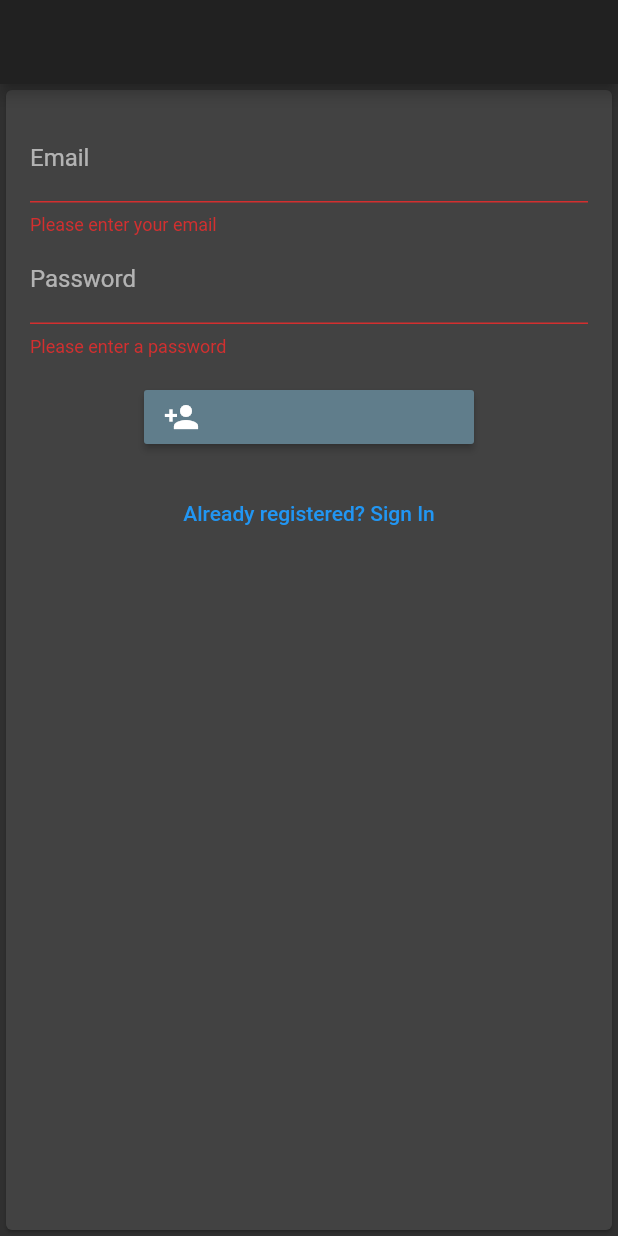
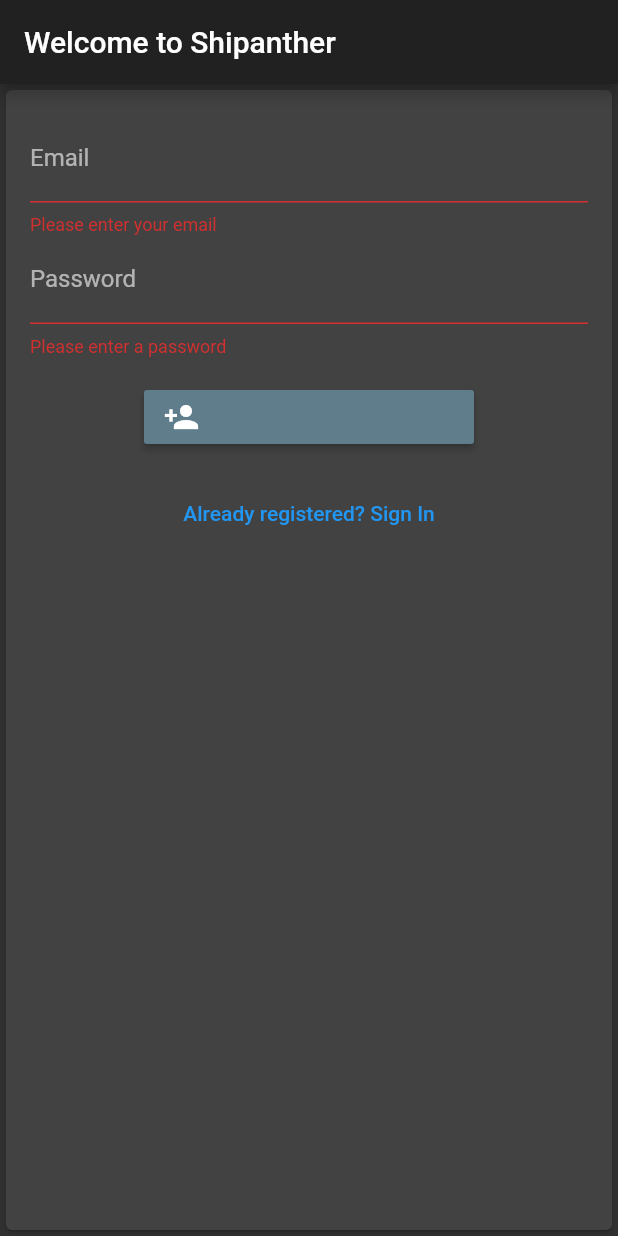
Before and after one commit to bigpanther/shipanther, a Flutter app: the screen it shows after launch, after a tap on the "verified user" icon, after a tap on "Not registered? Register now", on a phone screen of 412 x 824 dp. Run offline on Flutter 3.47's test engine with Material 2 defaults, Android fonts, the phone set to English and light mode, and no system bars; our stand-ins replace bloc, firebase_auth, firebase_core, flutter_bloc, flutter_signin_button, rxdart and 1 more; missing offline and left inert: enum_to_string, key_value_store, key_value_store_flutter, openapi_dart_common, smart_select, trober_sdk; accounts and stored records are empty.

Commit message:
handle all states and prep for logout

```diff
--- a/lib/bloc/auth_bloc.dart
+++ b/lib/bloc/auth_bloc.dart
@@ -40,5 +40,9 @@ class AuthBloc extends Bloc<AuthEvent, AuthState> {
     if (event is AuthTypeOtherRequest) {
       yield AuthRequested(event.authType.other);
     }
+    if (event is AuthLogout) {
+      await authRepository.logout();
+      yield AuthInitial();
+    }
   }
 }
--- a/lib/bloc/auth_event.dart
+++ b/lib/bloc/auth_event.dart
@@ -11,9 +11,9 @@ class AuthTypeOtherRequest extends AuthEvent {
   const AuthTypeOtherRequest(this.authType) : super(authType);
 }
 
-// class AuthRequestSignIn extends AuthEvent {
-//   const AuthRequestSignIn() : super(AuthTypeSelector.signIn);
-// }
+class AuthLogout extends AuthEvent {
+  const AuthLogout() : super(AuthTypeSelector.signIn);
+}
 
 class AuthRegister extends AuthEvent {
   final String username;
--- a/lib/data/auth/auth_repository.dart
+++ b/lib/data/auth/auth_repository.dart
@@ -7,4 +7,5 @@ abstract class AuthRepository {
   Future<User> fetchAuthUser(String username, String password);
   Future<User> registerUser(String username, String password);
   User loggedInUser();
+  Future<void> logout();
 }
--- a/lib/data/auth/firebase_auth_repository.dart
+++ b/lib/data/auth/firebase_auth_repository.dart
@@ -39,6 +39,11 @@ class FireBaseAuthRepository extends AuthRepository {
     _loggedInUser = user;
     return user;
   }
+
+  @override
+  Future<void> logout() {
+    _loggedInUser = null;
+  }
 }
 
 class AuthenticationException implements Exception {}
--- a/lib/screens/signin_or_register_page.dart
+++ b/lib/screens/signin_or_register_page.dart
@@ -13,7 +13,11 @@ import 'package:shipanther/tasks_repository_local_storage/repository.dart';
 class SignInOrRegistrationPage extends StatelessWidget {
   @override
   Widget build(BuildContext context) {
-    return BlocConsumer<AuthBloc, AuthState>(
+    return Scaffold(
+      appBar: AppBar(
+        title: Text("Welcome to Shipanther"),
+      ),
+      body: BlocConsumer<AuthBloc, AuthState>(
         listener: (context, state) async {
           if (state is AuthError) {
             Scaffold.of(context).showSnackBar(SnackBar(
@@ -40,19 +44,18 @@ class SignInOrRegistrationPage extends StatelessWidget {
           }
         },
         builder: (context, state) {
-        return Scaffold(
-          appBar: AppBar(
-            title: Text(state.authType.text),
+          return _body(context, state);
+        },
       ),
-          body: _body(context, state),
-        );
-      },
     );
   }
 
   Widget _body(BuildContext context, AuthState state) {
-    if (state is AuthRequested || state is AuthInitial) {
+    if (state is AuthRequested || state is AuthInitial || state is AuthError) {
       return SignInOrRegistrationForm(state.authType);
+    }
+    if (state is AuthFinished) {
+      return Container();
     }
     if (state is AuthLoading) {
       return const Center(child: const CircularProgressIndicator());
@@ -155,48 +158,4 @@ class _SignInOrRegistrationFormState extends State<SignInOrRegistrationForm> {
   void dispose() {
     super.dispose();
   }
-
-  // Future<bool> _register(BuildContext context, String username, String password) async {
-  //   try {
-  //     final User user = (
-  //     if (user != null) {
-  //       return true;
-  //     }
-  //   } catch (e) {
-  //     print(e);
-  //     Scaffold.of(context).showSnackBar(SnackBar(
-  //       content: Text("Registration failed"),
-  //     ));
-  //   }
-  //   return false;
-  // }
-
-  // void _signInWithEmailAndPasswordBuildContext context,String username, String password) {
-  //   //try {
-
-  //     context.read<AuthBloc>().add(AuthSignIn(username, password));
-  //   //   print(await d.tenantsGet());
-  //   //   var prefs = await SharedPreferences.getInstance();
-  //   //   Navigator.of(context).pushReplacement(
-  //   //     MaterialPageRoute<void>(
-  //   //         builder: (_) => DriverHomeScreen(
-  //   //               tasksInteractor: TasksInteractor(
-  //   //                 ReactiveLocalStorageRepository(
-  //   //                   repository: LocalStorageRepository(
-  //   //                     localStorage: KeyValueStorage(
-  //   //                       'trober_tasks',
-  //   //                       FlutterKeyValueStore(prefs),
-  //   //                     ),
-  //   //                   ),
-  //   //                 ),
-  //   //               ),
-  //   //             )),
-  //   //   );
-  //   // } catch (e) {
-  //   //   print(e);
-  //   //   Scaffold.of(context).showSnackBar(SnackBar(
-  //   //     content: Text("Failed to sign in with Email & Password"),
-  //   //   ));
-  //   // }
-  // }
 }
```
Lines whose indentation alone changed are shown as unchanged.
